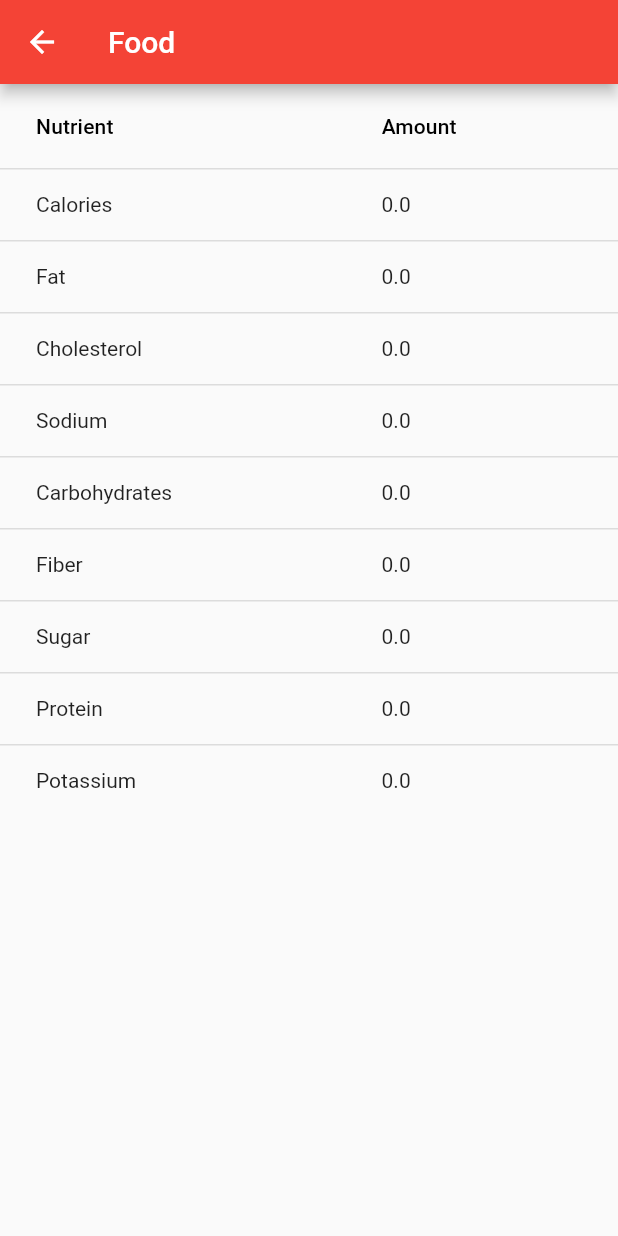
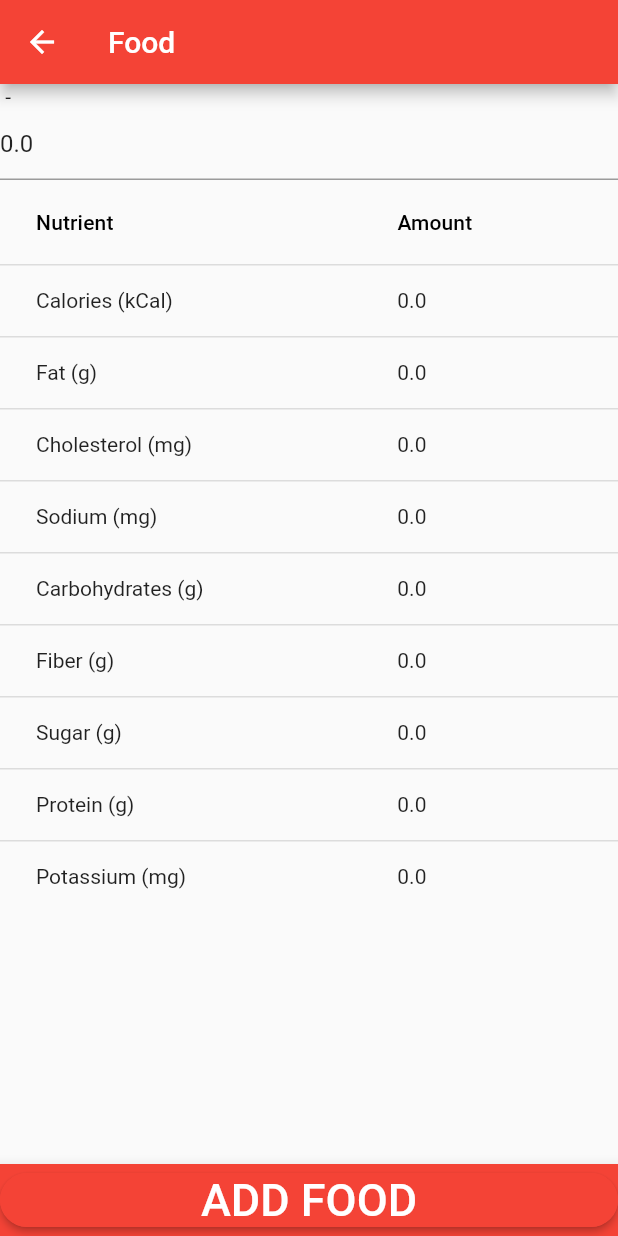
Before and after one commit to MrWilliams97/NutriBud, a Flutter app: the AddFood screen opened directly with empty values, on a phone screen of 412 x 824 dp. Run offline on Flutter 3.47's test engine with Material 2 defaults, Android fonts, the phone set to English and light mode, and no system bars; our stand-ins replace charts_flutter, cloud_firestore, firebase_auth; accounts and stored records are empty.

Commit message:
Modifying portion size + going back to AddMeal screen

```diff
--- a/hello_world/lib/models/food.dart
+++ b/hello_world/lib/models/food.dart
@@ -1,30 +1,37 @@
 class Food {
+
+  final String brandName;
+
+  final String foodName;
+
   // Serving Quantity selected
-  final double servingQuantity;
+  double servingQuantity;
   // Serving Size selected
   final String servingUnit;
 
   // KCal
-  final double calories;
+  double calories;
   // g
-  final double fat;
+  double fat;
   // mg
-  final double cholestrol;
+  double cholestrol;
   // mg
-  final double sodium;
+  double sodium;
   // g
-  final double carbohydrates;
+  double carbohydrates;
   // g
-  final double fiber;
+  double fiber;
   // g
-  final double sugar;
+  double sugar;
   // g
-  final double protein;
+  double protein;
   // mg
-  final double potassium;
+  double potassium;
 
   Food(
       {
+      this.brandName,
+      this.foodName,
       this.servingQuantity,
       this.servingUnit,
       this.calories,
--- a/hello_world/lib/screens/home/addManualFood/addFood.dart
+++ b/hello_world/lib/screens/home/addManualFood/addFood.dart
@@ -1,8 +1,8 @@
 import "package:flutter/material.dart";
 import 'package:hello_world/models/food.dart';
+import 'package:hello_world/screens/home/addMeal.dart';
 
 class AddFood extends StatefulWidget {
-
   Food food;
 
   AddFood({this.food});
@@ -11,81 +11,98 @@ class AddFood extends StatefulWidget {
   _AddFoodState createState() => _AddFoodState();
 }
 
-class _AddFoodState extends State<AddFood>{
+class _AddFoodState extends State<AddFood> {
   @override
-  Widget build(BuildContext context){
+  Widget build(BuildContext context) {
     return Scaffold(
-      appBar: AppBar(
-        backgroundColor: Colors.red,
-        title: Text("Food")
-      ),
+      appBar: AppBar(backgroundColor: Colors.red, title: Text("Food")),
       body: ListView(
         children: <Widget>[
-          DataTable(
-            columns: [
-              DataColumn(label: Text("Nutrient")),
-              DataColumn(label: Text("Amount"))
+          Row(
+            children: <Widget>[
+              Text(widget.food.brandName + " - " + widget.food.foodName),
+              Text(widget.food.servingUnit)
             ],
-            rows: <DataRow>[
-              DataRow(
-                cells: [
-                  DataCell(Text("Calories")),
-                  DataCell(Text(widget.food.calories.toString()))
-                ]
-              ),
-              DataRow(
-                cells: [
-                  DataCell(Text("Fat")),
-                  DataCell(Text(widget.food.fat.toString()))
-                ]
-              ),
-              DataRow(
-                cells: [
-                  DataCell(Text("Cholesterol")),
-                  DataCell(Text(widget.food.cholestrol.toString()))
-                ]
-              ),
-              DataRow(
-                cells: [
-                  DataCell(Text("Sodium")),
-                  DataCell(Text(widget.food.sodium.toString()))
-                ]
-              ),
-              DataRow(
-                cells: [
-                  DataCell(Text("Carbohydrates")),
-                  DataCell(Text(widget.food.carbohydrates.toString()))
-                ]
-              ),
-              DataRow(
-                cells: [
-                  DataCell(Text("Fiber")),
-                  DataCell(Text(widget.food.fiber.toString()))
-                ]
-              ),
-              DataRow(
-                cells: [
-                  DataCell(Text("Sugar")),
-                  DataCell(Text(widget.food.sugar.toString()))
-                ]
-              ),
-              DataRow(
-                cells: [
-                  DataCell(Text("Protein")),
-                  DataCell(Text(widget.food.protein.toString()))
-                ]
-              ),
-              DataRow(
-                cells: [
-                  DataCell(Text("Potassium")),
-                  DataCell(Text(widget.food.potassium.toString()))
-                ]
-              ),
-            ]
           ),
+          TextFormField(
+              keyboardType: TextInputType.number,
+              initialValue: widget.food.servingQuantity.toString(),
+              onChanged: (value) {
+                setState(() {
+                  var oldServingQuantity = widget.food.servingQuantity;
+                  widget.food.servingQuantity = double.parse(value);
+                  var factor = widget.food.servingQuantity / oldServingQuantity;
+
+                  widget.food.calories = widget.food.calories * factor;
+                  widget.food.fat = widget.food.fat * factor;
+                  widget.food.cholestrol = widget.food.cholestrol * factor;
+                  widget.food.sodium = widget.food.sodium * factor;
+                  widget.food.carbohydrates =
+                      widget.food.carbohydrates * factor;
+                  widget.food.fiber = widget.food.fiber * factor;
+                  widget.food.sugar = widget.food.sugar * factor;
+                  widget.food.protein = widget.food.protein * factor;
+                  widget.food.potassium = widget.food.potassium * factor;
+                });
+              }),
+          DataTable(columns: [
+            DataColumn(label: Text("Nutrient")),
+            DataColumn(label: Text("Amount"))
+          ], rows: <DataRow>[
+            DataRow(cells: [
+              DataCell(Text("Calories (kCal)")),
+              DataCell(Text(widget.food.calories.toString()))
+            ]),
+            DataRow(cells: [
+              DataCell(Text("Fat (g)")),
+              DataCell(Text(widget.food.fat.toString()))
+            ]),
+            DataRow(cells: [
+              DataCell(Text("Cholesterol (mg)")),
+              DataCell(Text(widget.food.cholestrol.toString()))
+            ]),
+            DataRow(cells: [
+              DataCell(Text("Sodium (mg)")),
+              DataCell(Text(widget.food.sodium.toString()))
+            ]),
+            DataRow(cells: [
+              DataCell(Text("Carbohydrates (g)")),
+              DataCell(Text(widget.food.carbohydrates.toString()))
+            ]),
+            DataRow(cells: [
+              DataCell(Text("Fiber (g)")),
+              DataCell(Text(widget.food.fiber.toString()))
+            ]),
+            DataRow(cells: [
+              DataCell(Text("Sugar (g)")),
+              DataCell(Text(widget.food.sugar.toString()))
+            ]),
+            DataRow(cells: [
+              DataCell(Text("Protein (g)")),
+              DataCell(Text(widget.food.protein.toString()))
+            ]),
+            DataRow(cells: [
+              DataCell(Text("Potassium (mg)")),
+              DataCell(Text(widget.food.potassium.toString()))
+            ]),
+          ]),
         ],
+      ),
+      bottomNavigationBar: BottomAppBar(
+        color: Colors.red,
+        child: RaisedButton(
+          shape: new RoundedRectangleBorder(
+              borderRadius: new BorderRadius.circular(18.0),
+              side: BorderSide(color: Colors.red)),
+          onPressed: () {
+            Navigator.of(context)
+              .popUntil(ModalRoute.withName("/AddMeal"));
+          },
+          color: Colors.red,
+          textColor: Colors.white,
+          child: Text("Add Food".toUpperCase(), style: TextStyle(fontSize: 30)),
+        ),
       ),
     );
   }
-
 }
--- a/hello_world/lib/screens/home/addManualFood/searchFood.dart
+++ b/hello_world/lib/screens/home/addManualFood/searchFood.dart
@@ -80,6 +80,8 @@ class _SearchFoodState extends State<SearchFood> {
       Map<String, dynamic> searchOptions = json.decode(response.body.toString());
 
       Food food = new Food(
+        brandName: searchOptions['BrandName'],
+        foodName: searchOptions['FoodName'],
         servingQuantity: double.parse(searchOptions['ServingQuantity'] == "None" ? "0": searchOptions['ServingQuantity']),
         servingUnit: searchOptions['ServingUnit'],
         calories: double.parse(searchOptions['Calories'] == "None" ? "0": searchOptions['Calories']),
@@ -90,7 +92,7 @@ class _SearchFoodState extends State<SearchFood> {
         fiber: double.parse(searchOptions['Fiber'] == "None" ? "0": searchOptions['Fiber']),
         sugar: double.parse(searchOptions['Sugar'] == "None" ? "0": searchOptions['Sugar']),
         protein: double.parse(searchOptions['Protein'] == "None" ? "0": searchOptions['Protein']),
-        potassium: double.parse(searchOptions['Potassium'] == "None" ? "0": searchOptions['Potassium'])
+        potassium: double.parse(searchOptions['Potassium'] == "None" ? "0": searchOptions['Potassium']),
       );
 
       return food;
--- a/hello_world/lib/screens/home/foodDiaryDetails.dart
+++ b/hello_world/lib/screens/home/foodDiaryDetails.dart
@@ -85,7 +85,10 @@ class FoodDiaryDetails extends StatelessWidget {
               onPressed: () {
                 Navigator.push(
                   context,
-                  MaterialPageRoute(builder: (context) => AddMeal()),
+                  MaterialPageRoute(
+                    settings: RouteSettings(name: "/AddMeal"),
+                    builder: (context) => AddMeal()
+                  ),
                 );
               },
               icon: Icon(Icons.add, size: 26),
```
Also changed, not shown: 1 other file.
